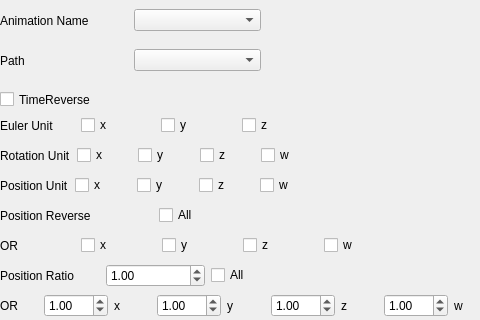
The window that examples/untitled.ui (LjcYounger/UnityAnimationPlayer_python) describes before a commit, drawn with Qt 5; both pictures show x 0 to 480 and y 0 to 320 of the 624 by 580 pixel window.
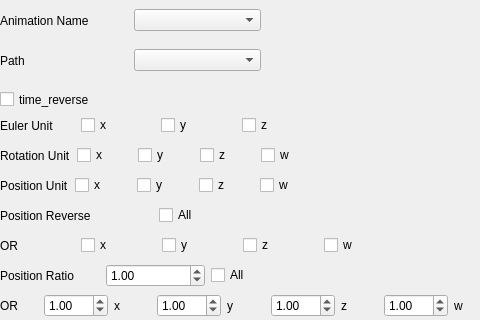
The same window after the commit.

What changed in the file:
```diff
--- a/examples/untitled.ui
+++ b/examples/untitled.ui
@@ -76,7 +76,7 @@
      </rect>
     </property>
     <property name="text">
-     <string>TimeReverse</string>
+     <string>time_reverse</string>
     </property>
    </widget>
    <widget class="QWidget" name="horizontalLayoutWidget_3">
```
